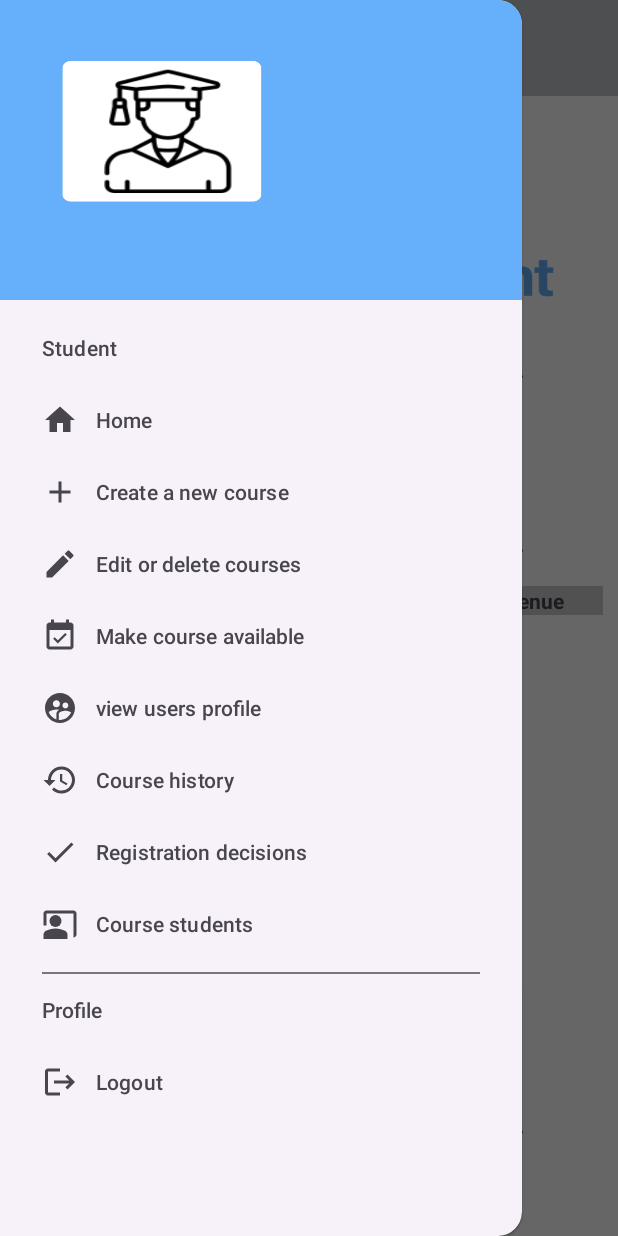
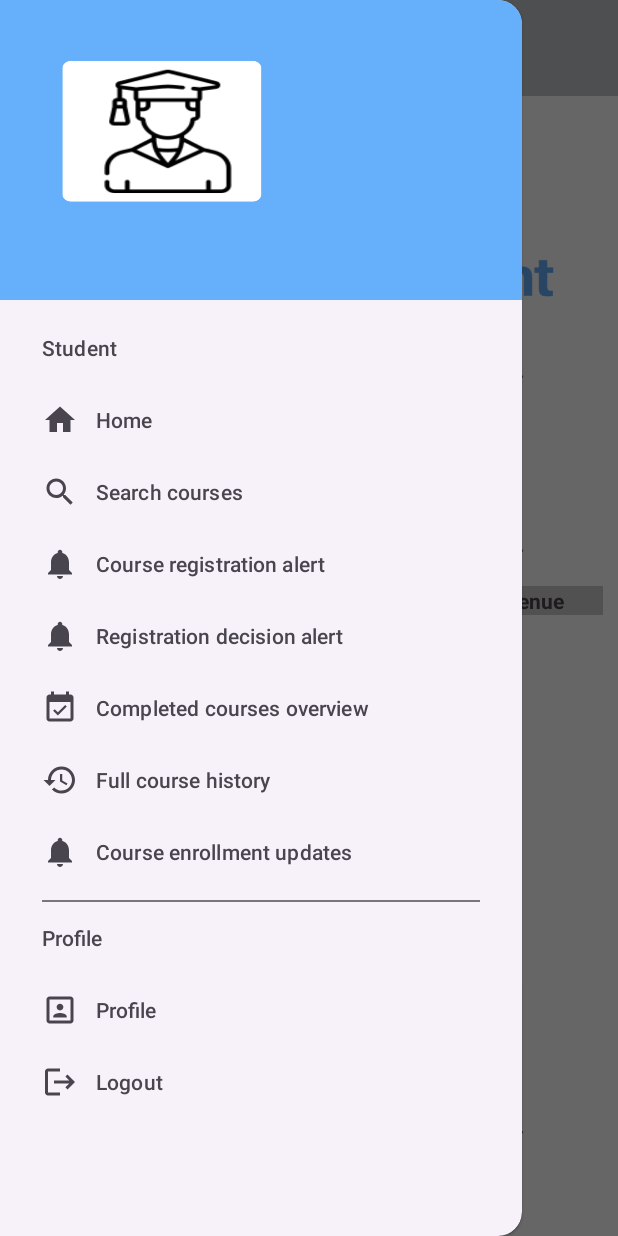
Before and after one commit to qayssafa/AndriodLab_Project1, an Android app: the SearchAndViewCourseAreAvailableActivity screen opened directly, with no data from a screen before it, with the side drawer open, on a phone screen of 412 x 824 dp. Run offline under Robolectric (Android 15) with nearby library versions, the phone set to English and light mode, and no system bars.

Commit message:
Student menu update

```diff
--- a/app/src/main/java/com/example/andriodlab_project1/StudentDrawerBaseActivity.java
+++ b/app/src/main/java/com/example/andriodlab_project1/StudentDrawerBaseActivity.java
@@ -13,6 +13,9 @@ import android.view.View;
 import android.widget.FrameLayout;
 
 import com.example.andriodlab_project1.student.SearchAndViewCourseAreAvailableActivity;
+import com.example.andriodlab_project1.student.SearchCoursesActivity;
+import com.example.andriodlab_project1.student.StudentMainActivity;
+import com.example.andriodlab_project1.student.ViewEditProfile;
 import com.google.android.material.navigation.NavigationView;
 
 public class StudentDrawerBaseActivity extends AppCompatActivity implements NavigationView.OnNavigationItemSelectedListener {
@@ -44,7 +47,15 @@ public class StudentDrawerBaseActivity extends AppCompatActivity implements Navi
         int id = item.getItemId();
 
         if (id == R.id.home) {
-            startActivity(new Intent(StudentDrawerBaseActivity.this, SearchAndViewCourseAreAvailableActivity.class));
+            startActivity(new Intent(StudentDrawerBaseActivity.this, StudentMainActivity.class));
+            overridePendingTransition(0, 0);
+            finish();
+        }else if (id == R.id.Search_courses) {
+            startActivity(new Intent(StudentDrawerBaseActivity.this, SearchCoursesActivity.class));
+            overridePendingTransition(0, 0);
+            finish();
+        }else if (id == R.id.profile) {
+            startActivity(new Intent(StudentDrawerBaseActivity.this, ViewEditProfile.class));
             overridePendingTransition(0, 0);
             finish();
         }else if (id == R.id.logout) {
--- a/app/src/main/java/com/example/andriodlab_project1/student/SearchCoursesActivity.java
+++ b/app/src/main/java/com/example/andriodlab_project1/student/SearchCoursesActivity.java
@@ -13,13 +13,15 @@ import androidx.appcompat.app.AlertDialog;
 import androidx.appcompat.app.AppCompatActivity;
 
 import com.example.andriodlab_project1.R;
+import com.example.andriodlab_project1.StudentDrawerBaseActivity;
 import com.example.andriodlab_project1.course.Course;
 import com.example.andriodlab_project1.course.CourseDataBaseHelper;
 import com.example.andriodlab_project1.course_for_registration.AvailableCourseDataBaseHelper;
+import com.example.andriodlab_project1.databinding.ActivitySearchCoursesBinding;
 
 import java.util.List;
 import java.util.Map;
-public class SearchCoursesActivity extends AppCompatActivity {
+public class SearchCoursesActivity extends StudentDrawerBaseActivity {
     private  Course course;
     private TableLayout tableLayout;
 
@@ -35,11 +37,15 @@ public class SearchCoursesActivity extends AppCompatActivity {
 
     private TextView mainTopics;
 
+    ActivitySearchCoursesBinding activitySearchCoursesBinding;
+
     @Override
     protected void onCreate(Bundle savedInstanceState) {
 
         super.onCreate(savedInstanceState);
-        setContentView(R.layout.activity_search_courses);
+        activitySearchCoursesBinding = ActivitySearchCoursesBinding.inflate(getLayoutInflater());
+        setContentView(activitySearchCoursesBinding.getRoot());
+//        setContentView(R.layout.activity_search_courses);
         TextView newlistToSelect = findViewById(R.id.newlistToSelect);
         dbHelper=new AvailableCourseDataBaseHelper(this);
         courseDataBaseHelper=new CourseDataBaseHelper(this);
--- /dev/null
+++ b/app/src/main/res/drawable/baseline_notifications_24.xml
@@ -0,0 +1,5 @@
+<vector android:height="24dp" android:tint="#000000"
+    android:viewportHeight="24" android:viewportWidth="24"
+    android:width="24dp" xmlns:android="http://schemas.android.com/apk/res/android">
+    <path android:fillColor="@android:color/white" android:pathData="M12,22c1.1,0 2,-0.9 2,-2h-4c0,1.1 0.89,2 2,2zM18,16v-5c0,-3.07 -1.64,-5.64 -4.5,-6.32L13.5,4c0,-0.83 -0.67,-1.5 -1.5,-1.5s-1.5,0.67 -1.5,1.5v0.68C7.63,5.36 6,7.92 6,11v5l-2,2v1h16v-1l-2,-2z"/>
+</vector>
--- /dev/null
+++ b/app/src/main/res/drawable/baseline_portrait_24.xml
@@ -0,0 +1,5 @@
+<vector android:height="24dp" android:tint="#000000"
+    android:viewportHeight="24" android:viewportWidth="24"
+    android:width="24dp" xmlns:android="http://schemas.android.com/apk/res/android">
+    <path android:fillColor="@android:color/white" android:pathData="M12,12.25c1.24,0 2.25,-1.01 2.25,-2.25S13.24,7.75 12,7.75 9.75,8.76 9.75,10s1.01,2.25 2.25,2.25zM16.5,16.25c0,-1.5 -3,-2.25 -4.5,-2.25s-4.5,0.75 -4.5,2.25L7.5,17h9v-0.75zM19,3L5,3c-1.1,0 -2,0.9 -2,2v14c0,1.1 0.9,2 2,2h14c1.1,0 2,-0.9 2,-2L21,5c0,-1.1 -0.9,-2 -2,-2zM19,19L5,19L5,5h14v14z"/>
+</vector>
--- a/app/src/main/res/menu/student_drawer_menu.xml
+++ b/app/src/main/res/menu/student_drawer_menu.xml
@@ -12,33 +12,29 @@
                         android:icon="@drawable/baseline_home_24"
                         android:title="@string/menu_home" />
                     <item
-                        android:id="@+id/CNC"
-                        android:icon="@drawable/baseline_add_24"
-                        android:title="@string/Create_new_course" />
+                        android:id="@+id/Search_courses"
+                        android:icon="@drawable/baseline_search_24"
+                        android:title="@string/Search_courses" />
                     <item
-                        android:id="@+id/ED"
-                        android:icon="@drawable/baseline_edit_24"
-                        android:title="@string/Edit_delete" />
+                        android:id="@+id/Course_registration_alert"
+                        android:icon="@drawable/baseline_notifications_24"
+                        android:title="@string/Course_registration_alert" />
                     <item
-                        android:id="@+id/MCA"
+                        android:id="@+id/Registration_decision_alert"
+                        android:icon="@drawable/baseline_notifications_24"
+                        android:title="@string/Registration_decision_alert" />
+                    <item
+                        android:id="@+id/Completed_courses_overview"
                         android:icon="@drawable/baseline_event_available_24"
-                        android:title="@string/Make_course_available" />
+                        android:title="@string/Completed_courses_overview" />
                     <item
-                        android:id="@+id/VUP"
-                        android:icon="@drawable/baseline_supervised_user_circle_24"
-                        android:title="@string/view_users_profile" />
+                        android:id="@+id/Full_course_history"
+                        android:icon="@drawable/baseline_history_24"
+                        android:title="@string/Full_course_history" />
                     <item
-                        android:id="@+id/CH"
-                        android:icon="@drawable/baseline_history_24"
-                        android:title="@string/Course_history" />
-                    <item
-                        android:id="@+id/RD"
-                        android:icon="@drawable/baseline_check_24"
-                        android:title="@string/Registration_decisions" />
-                    <item
-                        android:id="@+id/CS"
-                        android:icon="@drawable/baseline_co_present_24"
-                        android:title="@string/Course_students" />
+                        android:id="@+id/Course_enrollment_updates"
+                        android:icon="@drawable/baseline_notifications_24"
+                        android:title="@string/Course_enrollment_updates" />
                 </group>
             </menu>
         </item>
@@ -46,6 +42,10 @@
         <item android:title="@string/profile">
             <menu>
                 <group android:checkableBehavior="single">
+                    <item
+                        android:id="@+id/profile"
+                        android:icon="@drawable/baseline_portrait_24"
+                        android:title="@string/profile" />
                     <item
                         android:id="@+id/logout"
                         android:icon="@drawable/baseline_logout_24"
--- a/app/src/main/res/values/strings.xml
+++ b/app/src/main/res/values/strings.xml
@@ -24,6 +24,12 @@
     <string name="Admin">Admin</string>
     <string name="Student">Student</string>
     <string name="profile">Profile</string>
+    <string name="Search_courses">Search courses</string>
+    <string name="Course_registration_alert">Course registration alert</string>
+    <string name="Registration_decision_alert">Registration decision alert</string>
+    <string name="Completed_courses_overview">Completed courses overview</string>
+    <string name="Full_course_history">Full course history</string>
+    <string name="Course_enrollment_updates">Course enrollment updates</string>
     <string name="menu_drawer_open">Drawer Open</string>
     <string name="menu_drawer_close">Drawer Close</string>
 </resources>
```
